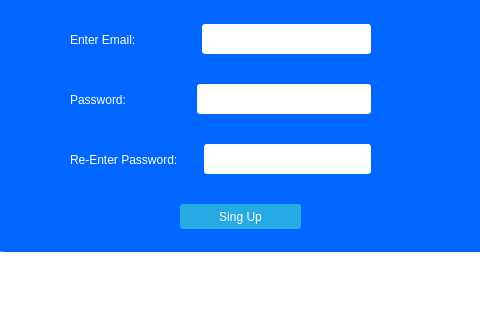
Above: Welcome.ui from TarangGarlapally/pegasus-chat before the change; both pictures show x 155 to 635 and y 280 to 600 of the 800 by 600 pixel window. Below: the same form after it.
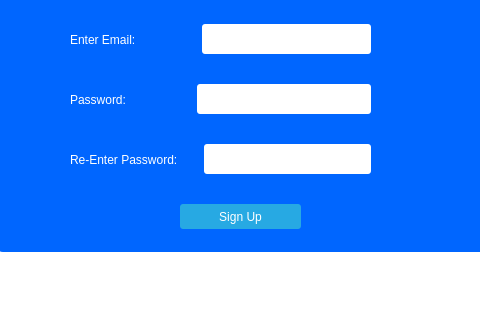
That is the form after the change. The open tabs and pages were chosen to show the change. Icons and pictures are not drawn.

```diff
--- a/Welcome.ui
+++ b/Welcome.ui
@@ -612,7 +612,7 @@
 QPushButton:hover { background-color: #66c011; }</string>
              </property>
              <property name="text">
-              <string>Sing Up</string>
+              <string>Sign Up</string>
              </property>
             </widget>
            </widget>
```
